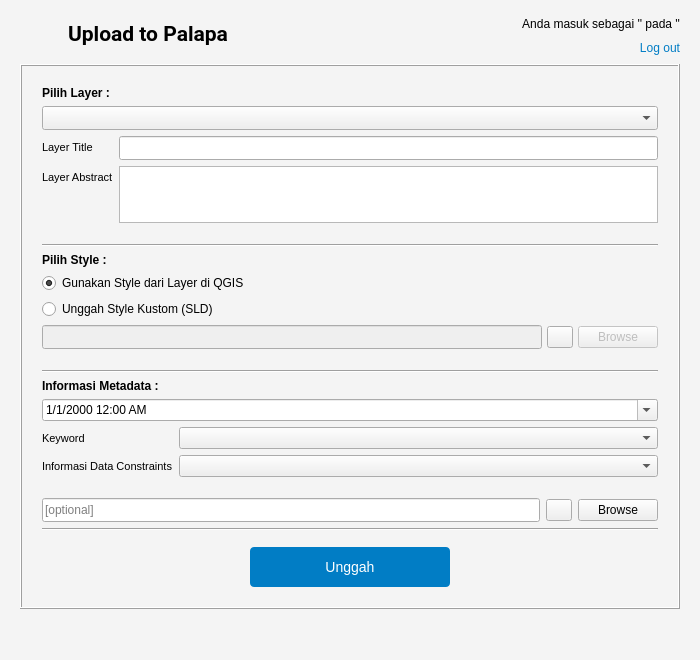
Above: ui/UploadPalapa_main.ui from sandynagara/Palapa before the change. Below: the same form after it.
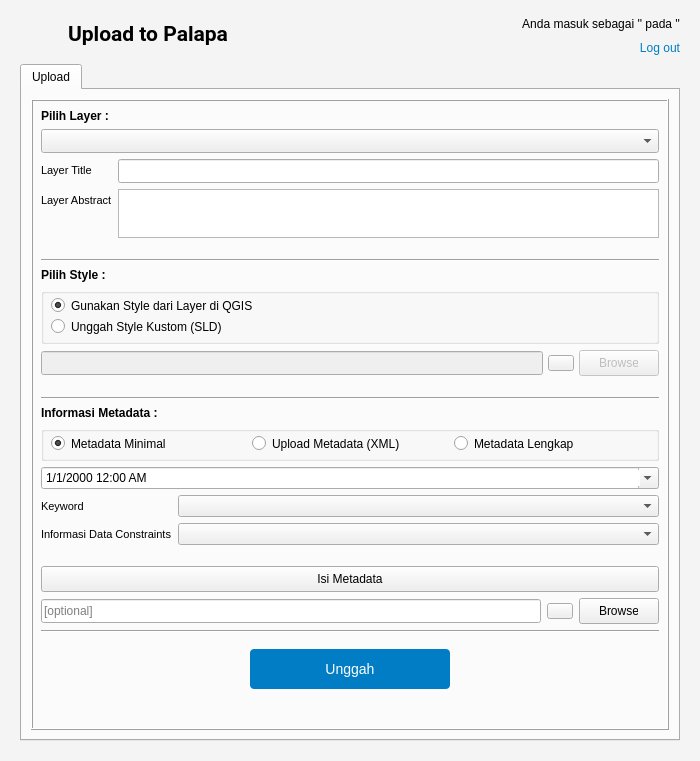
That is the form after the change. Icons and pictures are not drawn. Custom widgets are drawn as their Qt base class.

Patch:
```diff
--- a/ui/UploadPalapa_main.ui
+++ b/ui/UploadPalapa_main.ui
@@ -10,7 +10,7 @@
     <x>0</x>
     <y>0</y>
     <width>700</width>
-    <height>660</height>
+    <height>761</height>
    </rect>
   </property>
   <property name="minimumSize">
@@ -194,6 +194,19 @@
     </widget>
    </item>
    <item>
+    <widget class="QTabWidget" name="_main_tab">
+     <property name="enabled">
+      <bool>true</bool>
+     </property>
+     <property name="currentIndex">
+      <number>0</number>
+     </property>
+     <widget class="QWidget" name="upload_tab">
+      <attribute name="title">
+       <string>Upload</string>
+      </attribute>
+      <layout class="QVBoxLayout" name="verticalLayout_2">
+       <item>
     <widget class="QFrame" name="frame_4">
      <property name="minimumSize">
       <size>
@@ -201,6 +214,9 @@
        <height>320</height>
       </size>
      </property>
+         <property name="styleSheet">
+          <string notr="true">margin:0px</string>
+         </property>
      <property name="frameShape">
       <enum>QFrame::Box</enum>
      </property>
@@ -208,18 +224,6 @@
       <enum>QFrame::Raised</enum>
      </property>
      <layout class="QVBoxLayout" name="verticalLayout_4">
-      <property name="leftMargin">
-       <number>20</number>
-      </property>
-      <property name="topMargin">
-       <number>20</number>
-      </property>
-      <property name="rightMargin">
-       <number>20</number>
-      </property>
-      <property name="bottomMargin">
-       <number>20</number>
-      </property>
       <item>
        <widget class="QLabel" name="label_layer">
         <property name="font">
@@ -251,6 +255,9 @@
           <height>24</height>
          </size>
         </property>
+            <property name="styleSheet">
+             <string notr="true">padding:5px</string>
+            </property>
        </widget>
       </item>
       <item>
@@ -344,6 +351,16 @@
        </widget>
       </item>
       <item>
+           <widget class="QGroupBox" name="groupBox_style">
+            <property name="styleSheet">
+             <string notr="true">groupBox_style{
+margin:0px}</string>
+            </property>
+            <property name="title">
+             <string/>
+            </property>
+            <layout class="QVBoxLayout" name="verticalLayout_7">
+             <item>
        <widget class="QRadioButton" name="radioButton_StyleQgis">
         <property name="cursor">
          <cursorShape>PointingHandCursor</cursorShape>
@@ -361,11 +378,17 @@
         <property name="cursor">
          <cursorShape>PointingHandCursor</cursorShape>
         </property>
+               <property name="styleSheet">
+                <string notr="true">padding:0px</string>
+               </property>
         <property name="text">
          <string>Unggah Style Kustom (SLD)</string>
         </property>
        </widget>
       </item>
+            </layout>
+           </widget>
+          </item>
       <item>
        <layout class="QHBoxLayout" name="layout_browseSLD">
         <property name="spacing">
@@ -427,6 +450,9 @@
           <property name="cursor">
            <cursorShape>PointingHandCursor</cursorShape>
           </property>
+              <property name="styleSheet">
+               <string notr="true">padding:5px 20px</string>
+              </property>
           <property name="text">
            <string>Browse</string>
           </property>
@@ -455,6 +481,51 @@
         </property>
        </widget>
       </item>
+          <item>
+           <widget class="QGroupBox" name="groupBox_2">
+            <property name="title">
+             <string/>
+            </property>
+            <layout class="QHBoxLayout" name="horizontalLayout_7">
+             <item>
+              <widget class="QRadioButton" name="radioButton_meta_min">
+               <property name="cursor">
+                <cursorShape>PointingHandCursor</cursorShape>
+               </property>
+               <property name="text">
+                <string>Metadata Minimal</string>
+               </property>
+               <property name="checked">
+                <bool>true</bool>
+               </property>
+              </widget>
+             </item>
+             <item>
+              <widget class="QRadioButton" name="radioButton_meta_xml">
+               <property name="cursor">
+                <cursorShape>PointingHandCursor</cursorShape>
+               </property>
+               <property name="text">
+                <string>Upload Metadata (XML)</string>
+               </property>
+              </widget>
+             </item>
+             <item>
+              <widget class="QRadioButton" name="radioButton_meta_lengkap">
+               <property name="cursor">
+                <cursorShape>PointingHandCursor</cursorShape>
+               </property>
+               <property name="text">
+                <string>Metadata Lengkap</string>
+               </property>
+               <property name="checked">
+                <bool>false</bool>
+               </property>
+              </widget>
+             </item>
+            </layout>
+           </widget>
+          </item>
       <item>
        <widget class="QgsDateTimeEdit" name="mDateTimeEdit">
         <property name="minimumSize">
@@ -502,6 +573,9 @@
             <height>22</height>
            </size>
           </property>
+              <property name="styleSheet">
+               <string notr="true">padding:5px</string>
+              </property>
           <property name="editable">
            <bool>false</bool>
           </property>
@@ -512,6 +586,12 @@
         </item>
         <item row="2" column="0">
          <widget class="QLabel" name="label_layerabstract_2">
+              <property name="sizePolicy">
+               <sizepolicy hsizetype="Preferred" vsizetype="Preferred">
+                <horstretch>0</horstretch>
+                <verstretch>0</verstretch>
+               </sizepolicy>
+              </property>
           <property name="font">
            <font>
             <pointsize>8</pointsize>
@@ -536,6 +616,9 @@
             <height>22</height>
            </size>
           </property>
+              <property name="styleSheet">
+               <string notr="true">padding:5px</string>
+              </property>
           <property name="currentIndex">
            <number>-1</number>
           </property>
@@ -564,7 +647,35 @@
        </layout>
       </item>
       <item>
-       <layout class="QHBoxLayout" name="horizontalLayout_15">
+           <widget class="QPushButton" name="meta_lengkap">
+            <property name="enabled">
+             <bool>true</bool>
+            </property>
+            <property name="font">
+             <font>
+              <weight>50</weight>
+              <bold>false</bold>
+             </font>
+            </property>
+            <property name="cursor">
+             <cursorShape>PointingHandCursor</cursorShape>
+            </property>
+            <property name="styleSheet">
+             <string notr="true">padding:5px</string>
+            </property>
+            <property name="text">
+             <string>Isi Metadata</string>
+            </property>
+            <property name="checkable">
+             <bool>false</bool>
+            </property>
+            <property name="autoDefault">
+             <bool>true</bool>
+            </property>
+           </widget>
+          </item>
+          <item>
+           <layout class="QHBoxLayout" name="meta_browser">
         <property name="spacing">
          <number>6</number>
         </property>
@@ -621,6 +732,9 @@
           <property name="cursor">
            <cursorShape>PointingHandCursor</cursorShape>
           </property>
+              <property name="styleSheet">
+               <string notr="true">padding:5px 20px</string>
+              </property>
           <property name="text">
            <string>Browse</string>
           </property>
@@ -694,9 +808,6 @@
         </item>
        </layout>
       </item>
-     </layout>
-    </widget>
-   </item>
    <item>
     <widget class="QLabel" name="label_statusbase">
      <property name="minimumSize">
@@ -720,6 +831,13 @@
      <property name="indent">
       <number>5</number>
      </property>
+           </widget>
+          </item>
+         </layout>
+        </widget>
+       </item>
+      </layout>
+     </widget>
     </widget>
    </item>
   </layout>
```
Lines whose indentation alone changed are shown as unchanged.
